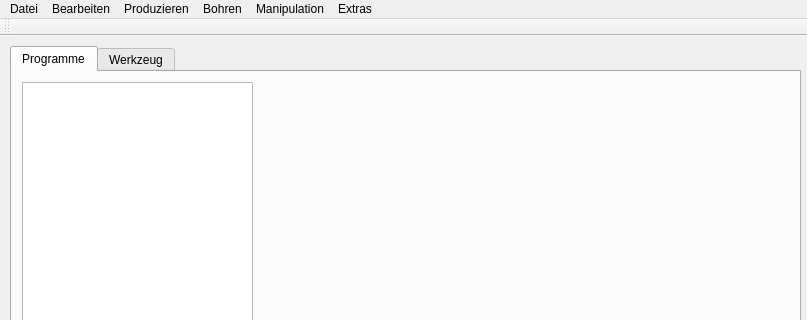
This is mainwindow.ui in TischlerWilly/iwop as Qt 5 draws it before an edit; both pictures show x 0 to 807 and y 0 to 320 of the 807 by 618 pixel window. The edited form follows.
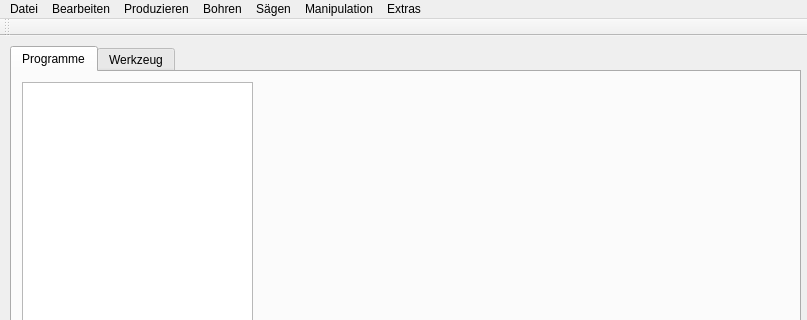
This is the edited form.

Patch:
```diff
--- a/mainwindow.ui
+++ b/mainwindow.ui
@@ -192,10 +192,17 @@
     <addaction name="actionMakeSpiegeln"/>
     <addaction name="actionMakeLage_aendern"/>
    </widget>
+   <widget class="QMenu" name="menuS_gen">
+    <property name="title">
+     <string>Sägen</string>
+    </property>
+    <addaction name="actionMakeNut"/>
+   </widget>
    <addaction name="menuDatei"/>
    <addaction name="menuBearbeiten"/>
    <addaction name="menuProduzieren"/>
    <addaction name="menuBohren"/>
+   <addaction name="menuS_gen"/>
    <addaction name="menuManipulation"/>
    <addaction name="menuExtras"/>
   </widget>
```
Left out of the diff: 5 changed lines with no effect on the pictures.
